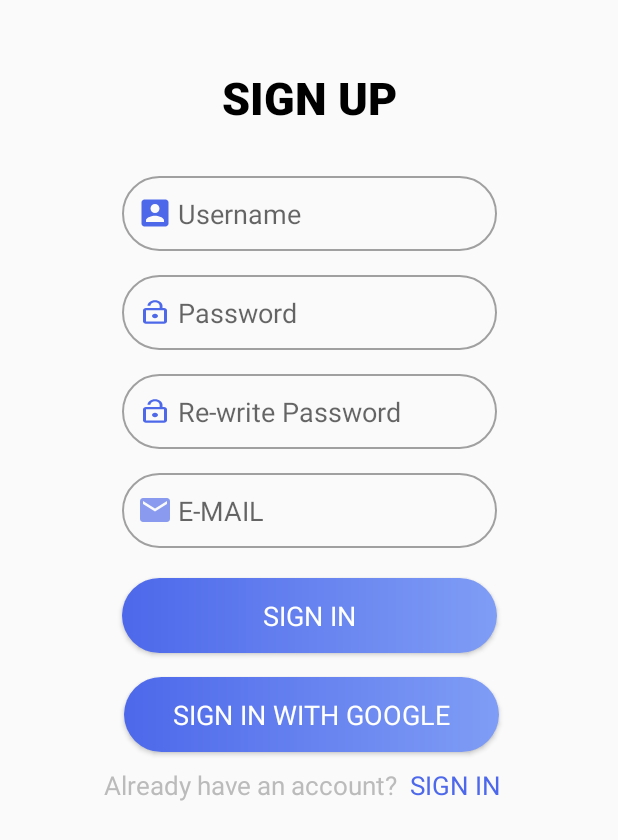
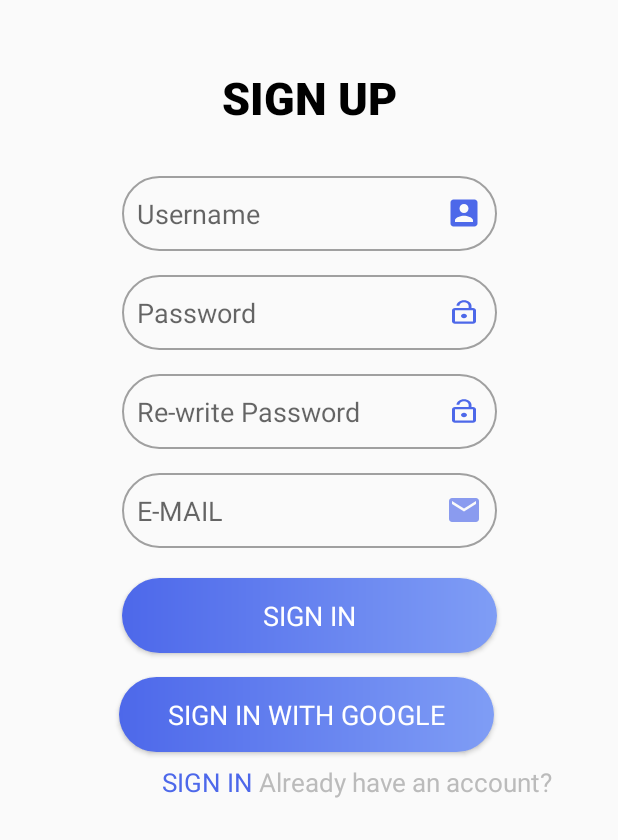
Before and after one commit to OmarSalah997/Autisma, an Android app: the signUP screen opened directly, with no data from a screen before it, on a phone screen of 412 x 824 dp. Shown: the top 840 px of the screen. Run offline under Robolectric (Android 15) with nearby library versions, the phone set to English and light mode, and no system bars.

Commit message:
bug fixed

```diff
--- a/app/src/main/java/com/example/autisma/signUP.java
+++ b/app/src/main/java/com/example/autisma/signUP.java
@@ -6,6 +6,7 @@
 import android.content.Intent;
 import android.content.SharedPreferences;
 import android.content.res.Configuration;
+import android.content.res.Resources;
 import android.os.Bundle;
 import android.view.View;
 import android.widget.Button;
@@ -48,9 +49,10 @@
         editor.apply();
     }
     private void loadlocale() {
-        Locale.getDefault().getDisplayLanguage();
-        SharedPreferences prefs= getSharedPreferences("settings", Activity.MODE_PRIVATE);
+        SharedPreferences prefs= getSharedPreferences("settings_lang", Activity.MODE_PRIVATE);
         String language=prefs.getString("my lang","");
+        if(language.equals(""))
+            language= Resources.getSystem().getConfiguration().locale.getLanguage();
         setLocale(language);
     }
 }
--- a/app/src/main/res/layout/activity_sign_up.xml
+++ b/app/src/main/res/layout/activity_sign_up.xml
@@ -120,12 +120,12 @@
         android:id="@+id/already_have_acc"
         android:layout_width="wrap_content"
         android:layout_height="wrap_content"
-        android:layout_marginTop="10dp"
+        android:layout_marginTop="8dp"
         android:text="@string/haveAcc"
         android:textColor="#bbbbbb"
         android:textSize="17sp"
         app:layout_constraintEnd_toEndOf="parent"
-        app:layout_constraintHorizontal_bias="0.322"
+        app:layout_constraintHorizontal_bias="0.202"
         app:layout_constraintStart_toStartOf="parent"
         app:layout_constraintTop_toBottomOf="@+id/sign_with_google2" />
 
@@ -133,8 +133,8 @@
         android:id="@+id/to_sign_in"
         android:layout_width="wrap_content"
         android:layout_height="wrap_content"
-        android:layout_marginStart="8dp"
-        android:layout_marginTop="10dp"
+        android:layout_marginStart="4dp"
+        android:layout_marginTop="8dp"
         android:text="@string/signIn"
         android:textColor="@color/colorDarkBlue"
         android:textSize="17sp"
--- a/app/src/main/res/layout/login.xml
+++ b/app/src/main/res/layout/login.xml
@@ -108,7 +108,7 @@
         android:textColor="#bbbbbb"
         android:textSize="17sp"
         app:layout_constraintEnd_toEndOf="parent"
-        app:layout_constraintHorizontal_bias="0.263"
+        app:layout_constraintHorizontal_bias="0.259"
         app:layout_constraintStart_toStartOf="parent"
         app:layout_constraintTop_toBottomOf="@+id/sign_with_google" />
 
@@ -116,7 +116,7 @@
         android:id="@+id/to_sign_up"
         android:layout_width="wrap_content"
         android:layout_height="wrap_content"
-        android:layout_marginStart="8dp"
+        android:layout_marginStart="4dp"
         android:layout_marginTop="16dp"
         android:text="@string/Signup"
         android:textColor="@color/colorDarkBlue"
```
Also changed, not shown: app/src/main/AndroidManifest.xml (+0 -10 lines), app/src/main/res/layout/uploadimage_layout.xml (+6 -7 lines).
